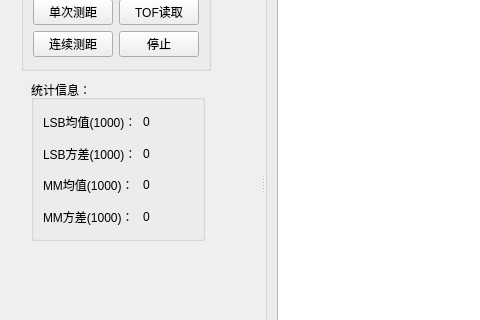
The window that distancetest_dialog.ui (heathen557/vangogh_software) describes before a commit, drawn with Qt 5; both pictures show x 0 to 480 and y 193 to 513 of the 885 by 686 pixel window.
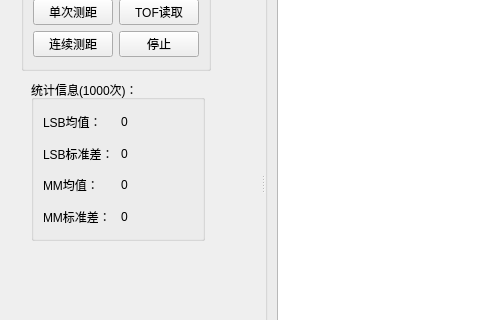
The same window after the commit. Icons and pictures are not drawn.

Commit message: 1、confidence 已经调试完成； 2、统计信息已经添加完成；

```diff
--- a/distancetest_dialog.ui
+++ b/distancetest_dialog.ui
@@ -228,13 +228,13 @@
             </rect>
            </property>
            <property name="title">
-            <string>统计信息：</string>
+            <string>统计信息(1000次)：</string>
            </property>
            <layout class="QGridLayout" name="gridLayout_6">
             <item row="0" column="0">
              <widget class="QLabel" name="label_6">
               <property name="text">
-               <string>LSB均值(1000)：</string>
+               <string>LSB均值：</string>
               </property>
              </widget>
             </item>
@@ -251,7 +251,7 @@
             <item row="1" column="0">
              <widget class="QLabel" name="label_10">
               <property name="text">
-               <string>LSB方差(1000)：</string>
+               <string>LSB标准差：</string>
               </property>
              </widget>
             </item>
@@ -268,7 +268,7 @@
             <item row="2" column="0">
              <widget class="QLabel" name="label_11">
               <property name="text">
-               <string>MM均值(1000)：</string>
+               <string>MM均值：</string>
               </property>
              </widget>
             </item>
@@ -285,7 +285,7 @@
             <item row="3" column="0">
              <widget class="QLabel" name="label_12">
               <property name="text">
-               <string>MM方差(1000)：</string>
+               <string>MM标准差：</string>
               </property>
              </widget>
             </item>
```
The commit also changes 17 other files.
